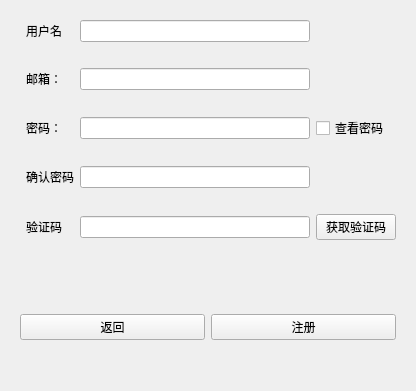
Above: src/registerform.ui from az7792/MyChat before the change. Below: the same form after it.
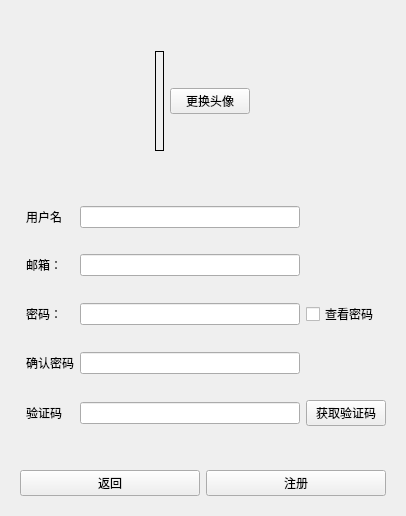
That is the form after the change. Icons and pictures are not drawn.

Commit message: 注册增加头像，ChatForm增加initChat用于初始化聊天窗口(未完成)

Patch:
```diff
--- a/src/registerform.ui
+++ b/src/registerform.ui
@@ -6,65 +6,165 @@
    <rect>
     <x>0</x>
     <y>0</y>
-    <width>416</width>
-    <height>391</height>
+    <width>406</width>
+    <height>516</height>
    </rect>
   </property>
   <property name="windowTitle">
    <string>Form</string>
   </property>
   <layout class="QVBoxLayout" name="verticalLayout">
+   <item>
+    <widget class="QWidget" name="widget_3" native="true">
+     <property name="sizePolicy">
+      <sizepolicy hsizetype="Expanding" vsizetype="Expanding">
+       <horstretch>0</horstretch>
+       <verstretch>0</verstretch>
+      </sizepolicy>
+     </property>
+     <property name="maximumSize">
+      <size>
+       <width>16777215</width>
+       <height>200</height>
+      </size>
+     </property>
+     <layout class="QHBoxLayout" name="horizontalLayout_2">
+      <item>
+       <spacer name="horizontalSpacer">
+        <property name="orientation">
+         <enum>Qt::Horizontal</enum>
+        </property>
+        <property name="sizeType">
+         <enum>QSizePolicy::Expanding</enum>
+        </property>
+        <property name="sizeHint" stdset="0">
+         <size>
+          <width>200</width>
+          <height>20</height>
+         </size>
+        </property>
+       </spacer>
+      </item>
+      <item>
+       <widget class="QLabel" name="avatarLabel">
+        <property name="sizePolicy">
+         <sizepolicy hsizetype="Fixed" vsizetype="Fixed">
+          <horstretch>0</horstretch>
+          <verstretch>0</verstretch>
+         </sizepolicy>
+        </property>
+        <property name="maximumSize">
+         <size>
+          <width>100</width>
+          <height>100</height>
+         </size>
+        </property>
+        <property name="frameShape">
+         <enum>QFrame::Box</enum>
+        </property>
+        <property name="frameShadow">
+         <enum>QFrame::Plain</enum>
+        </property>
+        <property name="text">
+         <string/>
+        </property>
+        <property name="pixmap">
+         <pixmap resource="resources.qrc">:/img/resources/defaultAvatar.jpg</pixmap>
+        </property>
+        <property name="scaledContents">
+         <bool>true</bool>
+        </property>
+        <property name="alignment">
+         <set>Qt::AlignCenter</set>
+        </property>
+        <property name="wordWrap">
+         <bool>false</bool>
+        </property>
+        <property name="openExternalLinks">
+         <bool>false</bool>
+        </property>
+       </widget>
+      </item>
+      <item>
+       <widget class="QPushButton" name="setAvatarPushButton">
+        <property name="text">
+         <string>更换头像</string>
+        </property>
+       </widget>
+      </item>
+      <item>
+       <spacer name="horizontalSpacer_2">
+        <property name="orientation">
+         <enum>Qt::Horizontal</enum>
+        </property>
+        <property name="sizeType">
+         <enum>QSizePolicy::Expanding</enum>
+        </property>
+        <property name="sizeHint" stdset="0">
+         <size>
+          <width>200</width>
+          <height>20</height>
+         </size>
+        </property>
+       </spacer>
+      </item>
+     </layout>
+    </widget>
+   </item>
    <item>
     <widget class="QWidget" name="widget" native="true">
      <layout class="QGridLayout" name="gridLayout_2">
       <property name="leftMargin">
        <number>15</number>
       </property>
-      <item row="4" column="2">
-       <widget class="QCheckBox" name="showPasswordCheckBox">
-        <property name="text">
-         <string>查看密码</string>
-        </property>
-       </widget>
-      </item>
-      <item row="5" column="1">
-       <widget class="QLabel" name="passwordTipLabel1">
-        <property name="styleSheet">
-         <string notr="true">QLabel { color : red; }</string>
-        </property>
-        <property name="text">
-         <string/>
-        </property>
-        <property name="wordWrap">
-         <bool>true</bool>
-        </property>
-       </widget>
-      </item>
-      <item row="0" column="1">
+      <item row="1" column="1">
        <widget class="QLineEdit" name="userNameLineEdit">
         <property name="maxLength">
          <number>20</number>
         </property>
        </widget>
       </item>
-      <item row="8" column="0">
-       <widget class="QLabel" name="captchaLabel">
+      <item row="7" column="0">
+       <widget class="QLabel" name="passwordLabel2">
         <property name="text">
-         <string>验证码</string>
+         <string>确认密码</string>
         </property>
        </widget>
       </item>
       <item row="6" column="1">
-       <widget class="QLineEdit" name="passwordLineEdit2">
-        <property name="maxLength">
-         <number>20</number>
+       <widget class="QLabel" name="passwordTipLabel1">
+        <property name="styleSheet">
+         <string notr="true">QLabel { color : red; }</string>
         </property>
-        <property name="echoMode">
-         <enum>QLineEdit::Password</enum>
+        <property name="text">
+         <string/>
+        </property>
+        <property name="wordWrap">
+         <bool>true</bool>
         </property>
        </widget>
       </item>
       <item row="4" column="1">
+       <widget class="QLabel" name="accountdTipLabel">
+        <property name="styleSheet">
+         <string notr="true">QLabel { color : red; }</string>
+        </property>
+        <property name="text">
+         <string/>
+        </property>
+       </widget>
+      </item>
+      <item row="10" column="1">
+       <widget class="QLabel" name="captchaTipLabel">
+        <property name="styleSheet">
+         <string notr="true">QLabel { color : red; }</string>
+        </property>
+        <property name="text">
+         <string/>
+        </property>
+       </widget>
+      </item>
+      <item row="5" column="1">
        <widget class="QLineEdit" name="passwordLineEdit1">
         <property name="maxLength">
          <number>20</number>
@@ -74,76 +174,28 @@
         </property>
        </widget>
       </item>
-      <item row="0" column="0">
+      <item row="1" column="0">
        <widget class="QLabel" name="userNameLabel">
         <property name="text">
          <string>用户名</string>
         </property>
        </widget>
       </item>
-      <item row="2" column="0">
-       <widget class="QLabel" name="accountLabel">
-        <property name="text">
-         <string>邮箱：</string>
-        </property>
-       </widget>
-      </item>
-      <item row="7" column="1">
-       <widget class="QLabel" name="passwordTipLabel2">
-        <property name="styleSheet">
-         <string notr="true">QLabel { color : red; }</string>
-        </property>
-        <property name="text">
-         <string/>
-        </property>
-       </widget>
-      </item>
-      <item row="2" column="1">
-       <widget class="QLineEdit" name="accountLineEdit">
-        <property name="maxLength">
-         <number>100</number>
-        </property>
-       </widget>
-      </item>
-      <item row="4" column="0">
-       <widget class="QLabel" name="passwordLabel1">
-        <property name="text">
-         <string>密码：</string>
-        </property>
-       </widget>
-      </item>
-      <item row="8" column="1">
+      <item row="9" column="1">
        <widget class="QLineEdit" name="captchaLineEdit">
         <property name="maxLength">
          <number>6</number>
         </property>
        </widget>
       </item>
-      <item row="8" column="2">
+      <item row="9" column="2">
        <widget class="QPushButton" name="getCaptchaPushButton">
         <property name="text">
          <string>获取验证码</string>
         </property>
        </widget>
       </item>
-      <item row="3" column="1">
-       <widget class="QLabel" name="accountdTipLabel">
-        <property name="styleSheet">
-         <string notr="true">QLabel { color : red; }</string>
-        </property>
-        <property name="text">
-         <string/>
-        </property>
-       </widget>
-      </item>
-      <item row="6" column="0">
-       <widget class="QLabel" name="passwordLabel2">
-        <property name="text">
-         <string>确认密码</string>
-        </property>
-       </widget>
-      </item>
-      <item row="1" column="1">
+      <item row="2" column="1">
        <widget class="QLabel" name="userNameTipLabel">
         <property name="styleSheet">
          <string notr="true">QLabel { color : red; }</string>
@@ -153,8 +205,29 @@
         </property>
        </widget>
       </item>
-      <item row="9" column="1">
-       <widget class="QLabel" name="captchaTipLabel">
+      <item row="5" column="2">
+       <widget class="QCheckBox" name="showPasswordCheckBox">
+        <property name="text">
+         <string>查看密码</string>
+        </property>
+       </widget>
+      </item>
+      <item row="9" column="0">
+       <widget class="QLabel" name="captchaLabel">
+        <property name="text">
+         <string>验证码</string>
+        </property>
+       </widget>
+      </item>
+      <item row="3" column="1">
+       <widget class="QLineEdit" name="accountLineEdit">
+        <property name="maxLength">
+         <number>100</number>
+        </property>
+       </widget>
+      </item>
+      <item row="8" column="1">
+       <widget class="QLabel" name="passwordTipLabel2">
         <property name="styleSheet">
          <string notr="true">QLabel { color : red; }</string>
         </property>
@@ -163,6 +236,30 @@
         </property>
        </widget>
       </item>
+      <item row="3" column="0">
+       <widget class="QLabel" name="accountLabel">
+        <property name="text">
+         <string>邮箱：</string>
+        </property>
+       </widget>
+      </item>
+      <item row="5" column="0">
+       <widget class="QLabel" name="passwordLabel1">
+        <property name="text">
+         <string>密码：</string>
+        </property>
+       </widget>
+      </item>
+      <item row="7" column="1">
+       <widget class="QLineEdit" name="passwordLineEdit2">
+        <property name="maxLength">
+         <number>20</number>
+        </property>
+        <property name="echoMode">
+         <enum>QLineEdit::Password</enum>
+        </property>
+       </widget>
+      </item>
      </layout>
     </widget>
    </item>
```
Left out of the diff: 4 changed lines with no effect on the pictures. The commit also changes 14 other files.
